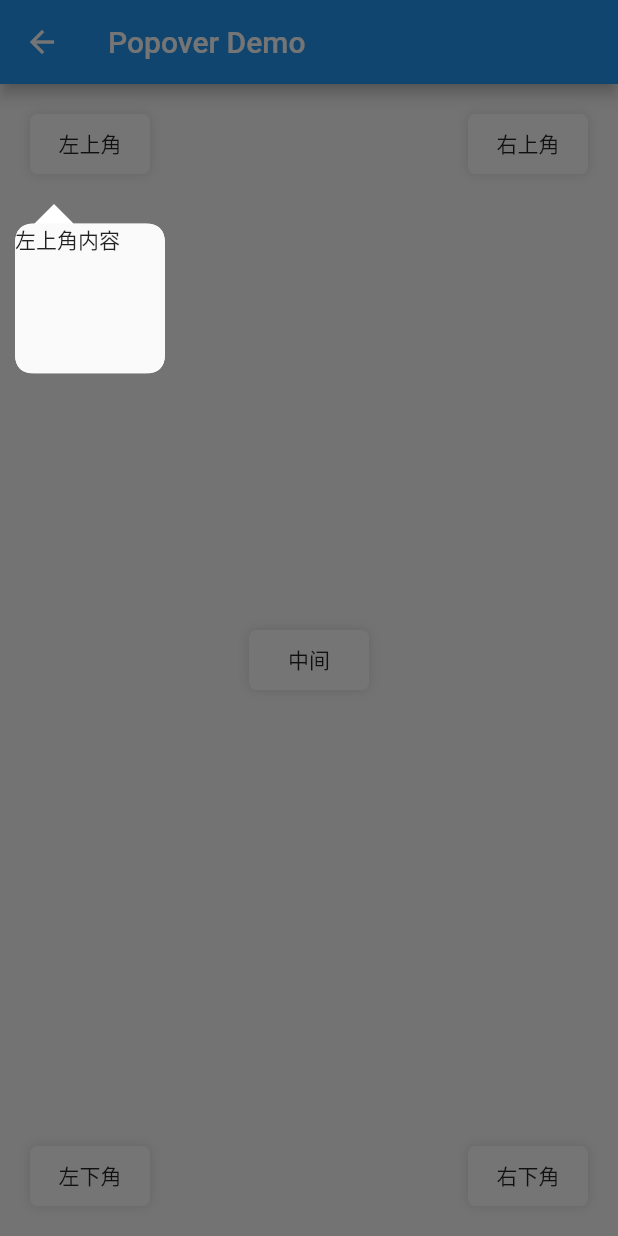
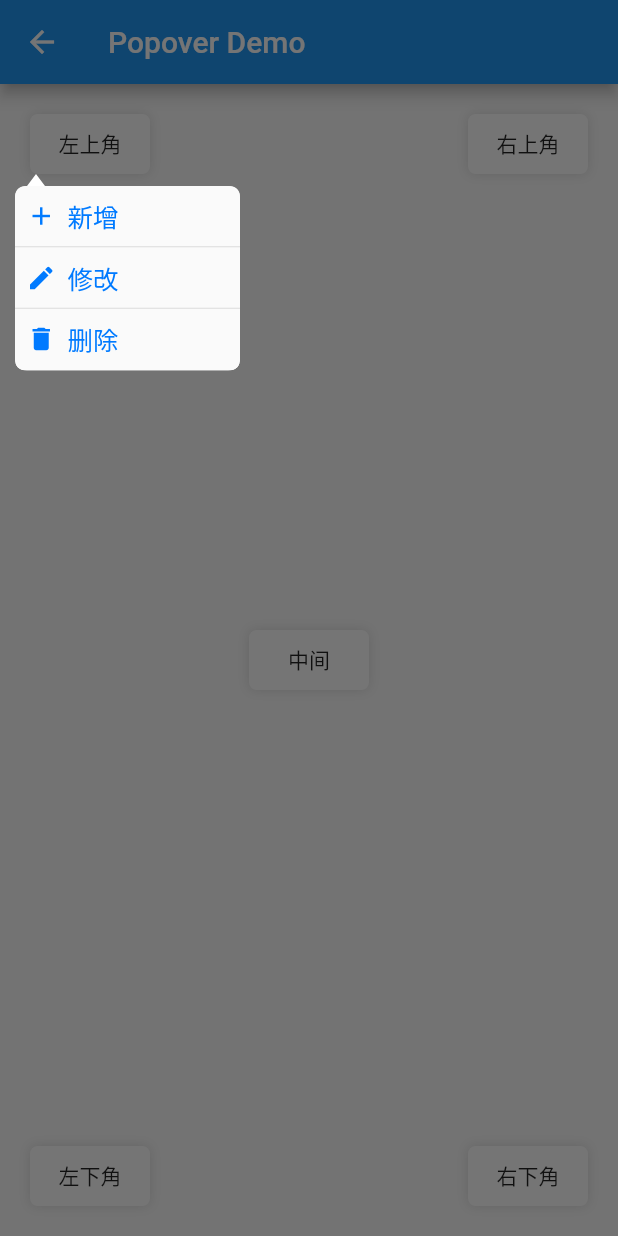
Before and after one commit to Im-Kevin/cool_ui, a Flutter app: the PopoverDemo screen opened directly, after a tap on "左上角", on a phone screen of 412 x 824 dp. Run offline on Flutter 3.47's test engine with Material 2 defaults, Android fonts, the phone set to English and light mode, and no system bars.

Commit message:
发布0.0.9版本

```diff
--- a/example/lib/main.dart
+++ b/example/lib/main.dart
@@ -19,7 +19,7 @@ class MyApp extends StatelessWidget {
         // "hot reload" (press "r" in the console where you ran "flutter run",
         // or press Run > Flutter Hot Reload in IntelliJ). Notice that the
         // counter didn't reset back to zero; the application is not restarted.
-        primarySwatch: Colors.blue,
+        primarySwatch: Colors.blue
       ),
       home: MyHomePage(title: 'Flutter Demo Home Page'),
     );
--- a/example/lib/pages/PopoverDemo.dart
+++ b/example/lib/pages/PopoverDemo.dart
@@ -1,7 +1,7 @@
-import 'package:cool_ui_example/cool_u_i_example_icons.dart';
 import 'package:flutter/material.dart';
 import 'package:flutter/cupertino.dart';
 import 'package:cool_ui/cool_ui.dart';
+
 
 class PopoverDemo extends StatefulWidget{
   @override
@@ -49,9 +49,10 @@ class PopoverDemoState extends State<PopoverDemo>{
   }
 
   Widget _buildPopoverButton(String btnTitle,String bodyMessage){
-    return CupertinoPopoverButton(
+    return Padding(
+        padding:  EdgeInsets.all(20.0),
+        child:CupertinoPopoverButton(
             child: Container(
-          margin: EdgeInsets.all(20.0),
               width: 80.0,
               height: 40.0,
               decoration: BoxDecoration(
@@ -61,13 +62,17 @@ class PopoverDemoState extends State<PopoverDemo>{
               ),
               child: Center(child:Text(btnTitle)),
             ),
-        popoverBody:Container(
-//                    color: Colors.lightBlue,
-          width: 100.0,
-          height: 100.0,
-          child: Text(bodyMessage),
-        ),
-        popoverWidth: 100.0,
-        popoverHeight: 100.0);
+            popoverBuild: (context) {
+              return CupertinoPopoverMenuList(
+                children: <Widget>[
+                  CupertinoPopoverMenuItem(leading: Icon(Icons.add),child: Text("新增"),),
+                  CupertinoPopoverMenuItem(leading: Icon(Icons.edit),child: Text("修改"),),
+                  CupertinoPopoverMenuItem(leading: Icon(Icons.delete),child: Text("删除"),)
+                ],
+              );
+            },
+            popoverWidth: 150.0,
+            popoverHeight: 123.0)
+    );
   }
 }
--- a/lib/cool_ui.dart
+++ b/lib/cool_ui.dart
@@ -5,3 +5,4 @@ part 'utils/screen_utils.dart';
 part 'utils/widget_utils.dart';
 
 part 'popover/cupertino_popover.dart';
+part 'popover/cupertino_popover_menu_item.dart';
--- a/lib/popover/cupertino_popover.dart
+++ b/lib/popover/cupertino_popover.dart
@@ -3,6 +3,7 @@ part of cool_ui;
 class CupertinoPopoverButton extends StatelessWidget{
   final Widget child;
   final Widget popoverBody;
+  final WidgetBuilder popoverBuild;
   final double popoverWidth;
   final double popoverHeight;
   final Color popoverColor;
@@ -10,12 +11,15 @@ class CupertinoPopoverButton extends StatelessWidget{
   final Duration transitionDuration;
   const CupertinoPopoverButton({
     @required this.child,
-    @required this.popoverBody,
+    this.popoverBody,
+    this.popoverBuild,
     this.popoverColor=Colors.white,
     @required this.popoverWidth,
     @required this.popoverHeight,
     this.transitionDuration=const Duration(milliseconds: 200),
-    this.radius=13.0});
+    this.radius=8.0}):
+        assert(popoverBody != null || popoverBuild != null),
+        assert(!(popoverBody != null && popoverBuild != null));
 
 
   @override
@@ -24,26 +28,16 @@ class CupertinoPopoverButton extends StatelessWidget{
     return GestureDetector(
       behavior: HitTestBehavior.translucent,
       onTap: (){
+        var offset = WidgetUtils.getWidgetLocalToGlobal(context);
+        var bounds = WidgetUtils.getWidgetBounds(context);
+        var body = popoverBody;
         showGeneralDialog(
           context: context,
           pageBuilder: (BuildContext buildContext, Animation<double> animation, Animation<double> secondaryAnimation) {
             final ThemeData theme = Theme.of(context, shadowThemeOnly: true);
-            var offset = WidgetUtils.getWidgetLocalToGlobal(context);
-            var bounds = WidgetUtils.getWidgetBounds(context);
-            final Widget pageChild =  CupertinoPopover(
-              transitionDuration: transitionDuration,
-              attachRect:Rect.fromLTWH(offset.dx, offset.dy, bounds.width, bounds.height),
-              child: popoverBody,
-              width: popoverWidth,
-              height: popoverHeight,
-              color: popoverColor,
-              context: context,
-              radius: radius,);
             return Builder(
                 builder: (BuildContext context) {
-                  return theme != null
-                      ? Theme(data: theme, child: pageChild)
-                      : pageChild;
+                  return Container();
                 }
             );
 
@@ -52,18 +46,28 @@ class CupertinoPopoverButton extends StatelessWidget{
           barrierLabel: MaterialLocalizations.of(context).modalBarrierDismissLabel,
           barrierColor: Colors.black54,
           transitionDuration: transitionDuration,
-          transitionBuilder: _buildMaterialDialogTransitions,);
+          transitionBuilder: (BuildContext context, Animation<double> animation, Animation<double> secondaryAnimation, Widget child) {
+            if(body == null){
+              body = popoverBuild(context);
+            }
+            return FadeTransition(
+              opacity: CurvedAnimation(
+                parent: animation,
+                curve: Curves.easeOut,
+              ),
+              child: CupertinoPopover(
+                attachRect:Rect.fromLTWH(offset.dx, offset.dy, bounds.width, bounds.height),
+                child: body,
+                width: popoverWidth,
+                height: popoverHeight,
+                color: popoverColor,
+                context: context,
+                radius: radius,
+                doubleAnimation: animation,
+              ),
+            );
+          },);
       },
-      child: child,
-    );
-  }
-
-  Widget _buildMaterialDialogTransitions(BuildContext context, Animation<double> animation, Animation<double> secondaryAnimation, Widget child) {
-    return FadeTransition(
-      opacity: CurvedAnimation(
-        parent: animation,
-        curve: Curves.easeOut,
-      ),
       child: child,
     );
   }
@@ -77,7 +81,7 @@ class CupertinoPopover extends StatefulWidget {
   final double height;
   final Color color;
   final double radius;
-  final Duration transitionDuration;
+  final Animation<double> doubleAnimation;
 
   CupertinoPopover({
     @required this.attachRect,
@@ -85,9 +89,9 @@ class CupertinoPopover extends StatefulWidget {
     @required this.width,
     @required this.height,
     this.color=Colors.white,
-    this.transitionDuration = const Duration(milliseconds: 150),
     @required BuildContext context,
-    this.radius=13.0}):super(){
+    this.doubleAnimation,
+    this.radius=8.0}):super(){
     ScreenUtil.getInstance().init(context);
   }
 
@@ -96,15 +100,15 @@ class CupertinoPopover extends StatefulWidget {
 }
 
 class CupertinoPopoverState extends State<CupertinoPopover>  with TickerProviderStateMixin{
-  static const double _arrowWidth = 26.0;
-  static const double _arrowHeight = 13.0;
+  static const double _arrowWidth = 12.0;
+  static const double _arrowHeight = 8.0;
 
   double left;
   double top;
   Rect _arrowRect;
   Rect _bodyRect;
-  Animation<double> doubleAnimation;
-  AnimationController animation;
+
+//  AnimationController animation;
 
   /// 是否箭头向上
   bool isArrowUp;
@@ -115,15 +119,15 @@ class CupertinoPopoverState extends State<CupertinoPopover>  with TickerProvider
     isArrowUp = ScreenUtil.screenHeight > widget.attachRect.bottom + widget.height + _arrowWidth;
     super.initState();
     calcRect();
-    animation = new AnimationController(
-        duration: widget.transitionDuration,
-        vsync: this
-    );
-    // Tween({T begin, T end })：创建tween（补间）
-    doubleAnimation = new Tween<double>(begin: 0.0, end: 1.0).animate(animation)..addListener((){
-      setState((){});
-    });
-    animation.forward(from: 0.0);
+//    animation = new AnimationController(
+//        duration: widget.transitionDuration,
+//        vsync: this
+//    );
+//    // Tween({T begin, T end })：创建tween（补间）
+//    doubleAnimation = new Tween<double>(begin: 0.0, end: 1.0).animate(animation)..addListener((){
+//      setState((){});
+//    });
+//    animation.forward(from: 0.0);
   }
 
   @override
@@ -131,7 +135,7 @@ class CupertinoPopoverState extends State<CupertinoPopover>  with TickerProvider
 
     var bodyMiddleX  = _bodyRect.left + _bodyRect.width / 2; // 计算Body的X轴中间点
     var arrowMiddleX = _arrowRect.left + _arrowRect.width /2; //计算箭头的X轴中间点
-    var leftOffset = (arrowMiddleX - bodyMiddleX) * (1 - doubleAnimation.value); //计算X轴缩小的偏移值
+    var leftOffset = (arrowMiddleX - bodyMiddleX) * (1 - widget.doubleAnimation.value); //计算X轴缩小的偏移值
     return Stack(
         children: <Widget>[
           Positioned(
@@ -139,7 +143,7 @@ class CupertinoPopoverState extends State<CupertinoPopover>  with TickerProvider
             top:top,
             child:ScaleTransition(
               alignment: isArrowUp?Alignment.topCenter:Alignment.bottomCenter,
-              scale: doubleAnimation,
+              scale: widget.doubleAnimation,
               child: ClipPath(
                 clipper:ArrowCliper(
                     arrowRect:_arrowRect,
--- a/lib/popover/cupertino_popover_menu_item.dart
+++ b/lib/popover/cupertino_popover_menu_item.dart
@@ -1,4 +1,28 @@
-import 'package:flutter/material.dart';
+part of cool_ui;
+
+
+class CupertinoPopoverMenuList extends StatelessWidget{
+  final List<Widget> children;
+  const CupertinoPopoverMenuList({this.children});
+
+  @override
+  Widget build(BuildContext context) {
+    return ListView.builder(
+      itemCount: children.length * 2 - 1,
+      itemBuilder: (context,int i){
+        if(i.isOdd){
+          // 在每一列之前，添加一个1像素高的分隔线widget
+          return const Divider(height: 1.0,);
+        }
+        final int index=i ~/2;
+        return children[index];
+      },
+      padding: EdgeInsets.all(0.0),
+    );
+  }
+
+}
+
 
 class CupertinoPopoverMenuItem extends StatelessWidget{
   final Widget leading;
@@ -10,7 +34,29 @@ class CupertinoPopoverMenuItem extends StatelessWidget{
 
   @override
   Widget build(BuildContext context) {
-    // TODO: implement build
+    List<Widget> widgets = [];
+    if(leading != null){
+      widgets.add(Container(
+        padding: EdgeInsets.only(left:5.0,right: 5.0),
+        width: 35.0,
+        height: 35.0,
+        child: IconTheme(
+            data:IconThemeData(color: Color(0xff007aff),size: 20.0),
+            child: leading
+        ),
+      ));
+    }
+    widgets.add(Expanded(child: DefaultTextStyle(style: TextStyle(
+        color: Color(0xff007aff),
+        fontSize: 17.0
+    ), child: child)));
+    return Padding(
+      padding: EdgeInsets.only(top:2.5,bottom: 2.5),
+      child: Row(
+          children: widgets
+      ),
+    );
+
   }
 
 }
--- a/pubspec.yaml
+++ b/pubspec.yaml
@@ -1,6 +1,6 @@
 name: cool_ui
 description: 用flutter实现一些我认为好看的UI控件
-version: 0.0.8
+version: 0.0.9
 author: Kevin <liangkaikevin@gmail.com>
 homepage: https://github.com/Im-Kevin/cool_ui
 
```
Also changed, not shown: 2 other files. Lines whose indentation alone changed are shown as unchanged.
